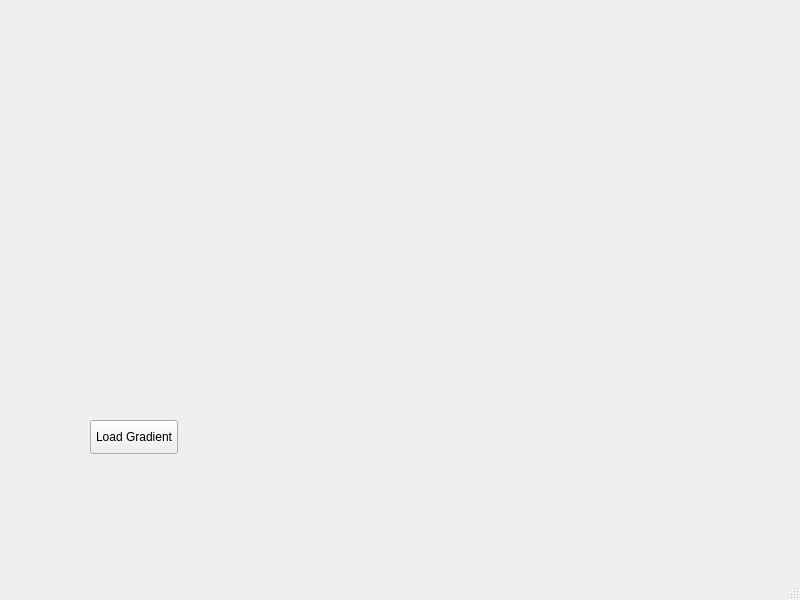
Qt form ui/main_window.ui (who8mypnuts/Fractalchemy) before a commit.
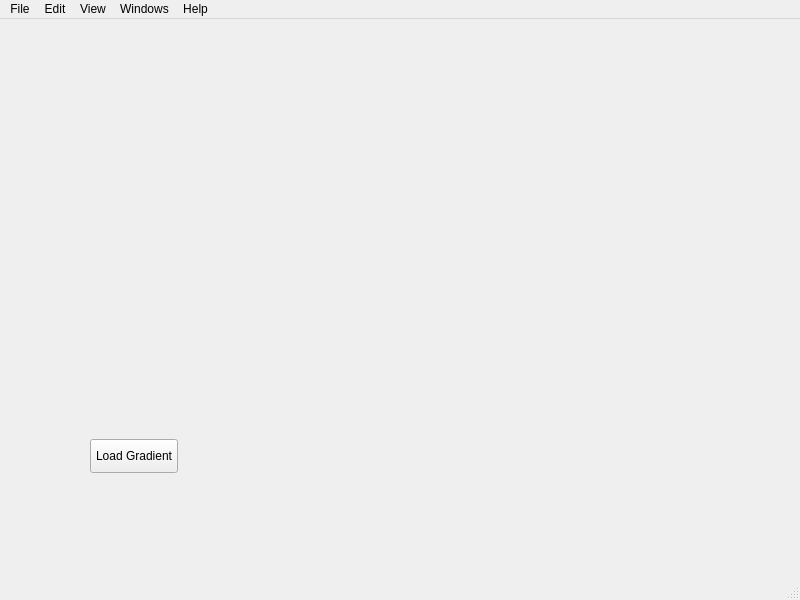
The same form after that commit.

Patch:
```diff
--- a/ui/main_window.ui
+++ b/ui/main_window.ui
@@ -47,6 +47,37 @@
      <height>30</height>
     </rect>
    </property>
+   <widget class="QMenu" name="menuFile_2">
+    <property name="title">
+     <string>File</string>
+    </property>
+    <addaction name="actionExit"/>
+   </widget>
+   <widget class="QMenu" name="menuEdit_2">
+    <property name="title">
+     <string>Edit</string>
+    </property>
+   </widget>
+   <widget class="QMenu" name="menuView_2">
+    <property name="title">
+     <string>View</string>
+    </property>
+   </widget>
+   <widget class="QMenu" name="menuWindows_2">
+    <property name="title">
+     <string>Windows</string>
+    </property>
+   </widget>
+   <widget class="QMenu" name="menuHelp_2">
+    <property name="title">
+     <string>Help</string>
+    </property>
+   </widget>
+   <addaction name="menuFile_2"/>
+   <addaction name="menuEdit_2"/>
+   <addaction name="menuView_2"/>
+   <addaction name="menuWindows_2"/>
+   <addaction name="menuHelp_2"/>
   </widget>
   <widget class="QStatusBar" name="statusbar"/>
  </widget>
```
Left out of the diff: 9 changed lines with no effect on the pictures.
